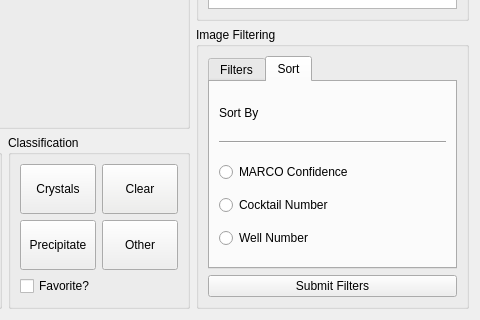
Above: pyqt_designer/slideshow_inspector.ui from Hauptman-Woodward/Marco_Polo before the change; both pictures show x 423 to 903 and y 440 to 760 of the 903 by 760 pixel window. Below: the same form after it.
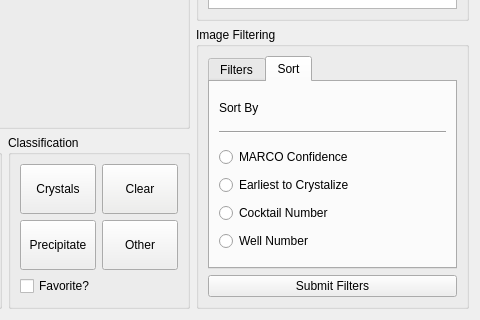
That is the form after the change. Custom widgets are drawn as their Qt base class.

Commit message: sort images by earliest to crystalize

```diff
--- a/pyqt_designer/slideshow_inspector.ui
+++ b/pyqt_designer/slideshow_inspector.ui
@@ -1110,45 +1110,8 @@
          <attribute name="title">
           <string>Sort</string>
          </attribute>
-         <layout class="QGridLayout" name="gridLayout_6">
-          <item row="5" column="0">
-           <widget class="QRadioButton" name="radioButton_3">
-            <property name="toolTip">
-             <string>&lt;html&gt;&lt;head/&gt;&lt;body&gt;&lt;p&gt;Sort images in the slideshow by their well number. This is the standard sort. If the currently loaded run is not an HWI Run well number = order the image was read into Polo.&lt;/p&gt;&lt;/body&gt;&lt;/html&gt;</string>
-            </property>
-            <property name="text">
-             <string>Well Number</string>
-            </property>
-           </widget>
-          </item>
-          <item row="4" column="0">
-           <widget class="QRadioButton" name="radioButton_2">
-            <property name="toolTip">
-             <string>&lt;html&gt;&lt;head/&gt;&lt;body&gt;&lt;p&gt;Sort the images in the slideshow by their cocktail number, if it is available for the current run.&lt;/p&gt;&lt;/body&gt;&lt;/html&gt;</string>
-            </property>
-            <property name="text">
-             <string>Cocktail Number</string>
-            </property>
-           </widget>
-          </item>
-          <item row="3" column="0">
-           <widget class="QRadioButton" name="radioButton">
-            <property name="toolTip">
-             <string>&lt;html&gt;&lt;head/&gt;&lt;body&gt;&lt;p&gt;Sort images by their MARCO confidence. When classified the MARCO model assigns a confidence score between 0 and 1. Selecting this option will order the images in the slideshow from highest score to lowest score. &lt;span style=&quot; font-weight:600;&quot;&gt;NOTE&lt;/span&gt;: The sort ignores image classification so it is recommended to use this setting in combination with image filters.&lt;/p&gt;&lt;/body&gt;&lt;/html&gt;</string>
-            </property>
-            <property name="text">
-             <string>MARCO Confidence</string>
-            </property>
-           </widget>
-          </item>
-          <item row="1" column="0">
-           <widget class="Line" name="line">
-            <property name="orientation">
-             <enum>Qt::Horizontal</enum>
-            </property>
-           </widget>
-          </item>
-          <item row="0" column="0">
+         <layout class="QVBoxLayout" name="verticalLayout_5">
+          <item>
            <widget class="QLabel" name="label">
             <property name="maximumSize">
              <size>
@@ -1161,7 +1124,14 @@
             </property>
            </widget>
           </item>
-          <item row="2" column="0">
+          <item>
+           <widget class="Line" name="line">
+            <property name="orientation">
+             <enum>Qt::Horizontal</enum>
+            </property>
+           </widget>
+          </item>
+          <item>
            <spacer name="verticalSpacer">
             <property name="orientation">
              <enum>Qt::Vertical</enum>
@@ -1177,6 +1147,46 @@
             </property>
            </spacer>
           </item>
+          <item>
+           <widget class="QRadioButton" name="radioButton">
+            <property name="toolTip">
+             <string>&lt;html&gt;&lt;head/&gt;&lt;body&gt;&lt;p&gt;Sort images by their MARCO confidence. When classified the MARCO model assigns a confidence score between 0 and 1. Selecting this option will order the images in the slideshow from highest score to lowest score. &lt;span style=&quot; font-weight:600;&quot;&gt;NOTE&lt;/span&gt;: The sort ignores image classification so it is recommended to use this setting in combination with image filters.&lt;/p&gt;&lt;/body&gt;&lt;/html&gt;</string>
+            </property>
+            <property name="text">
+             <string>MARCO Confidence</string>
+            </property>
+           </widget>
+          </item>
+          <item>
+           <widget class="QRadioButton" name="radioButton_4">
+            <property name="toolTip">
+             <string>&lt;html&gt;&lt;head/&gt;&lt;body&gt;&lt;p&gt;&lt;span style=&quot; background-color:transparent;&quot;&gt;Compare each well in the current sample and sort well numbers by the earliest date you have identified a crystal. The images in the current run will be shown. Use after when you have classified multiple runs of the same sample. &lt;/span&gt;&lt;/p&gt;&lt;p&gt;&lt;span style=&quot; font-weight:600; background-color:transparent;&quot;&gt;Example:&lt;/span&gt;&lt;/p&gt;&lt;p&gt;&lt;span style=&quot; background-color:transparent;&quot;&gt;You have three runs: A, B and C imaged on the respective dates 10/10/20, 10/11/20 and 10/12/20. You have classified the following wells as crystals.&lt;/span&gt;&lt;/p&gt;&lt;p&gt;&lt;span style=&quot; background-color:transparent;&quot;&gt;Run A Well 10&lt;/span&gt;&lt;/p&gt;&lt;p&gt;&lt;span style=&quot; background-color:transparent;&quot;&gt;Run B Well 12&lt;/span&gt;&lt;/p&gt;&lt;p&gt;&lt;span style=&quot; background-color:transparent;&quot;&gt;Run C Well 14&lt;/span&gt;&lt;/p&gt;&lt;p&gt;&lt;span style=&quot; background-color:transparent;&quot;&gt;Sorting by Earliest to Crystallize will show well number 10, 12, 14 plus all remaining images, in that order for the currently selected run.&lt;/span&gt;&lt;/p&gt;&lt;p&gt;&lt;br/&gt;&lt;br/&gt;&lt;/p&gt;&lt;p&gt;&lt;br/&gt;&lt;/p&gt;&lt;/body&gt;&lt;/html&gt;</string>
+            </property>
+            <property name="text">
+             <string>Earliest to Crystalize</string>
+            </property>
+           </widget>
+          </item>
+          <item>
+           <widget class="QRadioButton" name="radioButton_2">
+            <property name="toolTip">
+             <string>&lt;html&gt;&lt;head/&gt;&lt;body&gt;&lt;p&gt;Sort the images in the slideshow by their cocktail number, if it is available for the current run.&lt;/p&gt;&lt;/body&gt;&lt;/html&gt;</string>
+            </property>
+            <property name="text">
+             <string>Cocktail Number</string>
+            </property>
+           </widget>
+          </item>
+          <item>
+           <widget class="QRadioButton" name="radioButton_3">
+            <property name="toolTip">
+             <string>&lt;html&gt;&lt;head/&gt;&lt;body&gt;&lt;p&gt;Sort images in the slideshow by their well number. This is the standard sort. If the currently loaded run is not an HWI Run well number = order the image was read into Polo.&lt;/p&gt;&lt;/body&gt;&lt;/html&gt;</string>
+            </property>
+            <property name="text">
+             <string>Well Number</string>
+            </property>
+           </widget>
+          </item>
          </layout>
         </widget>
        </widget>
```
The commit also changes 7 other files.
